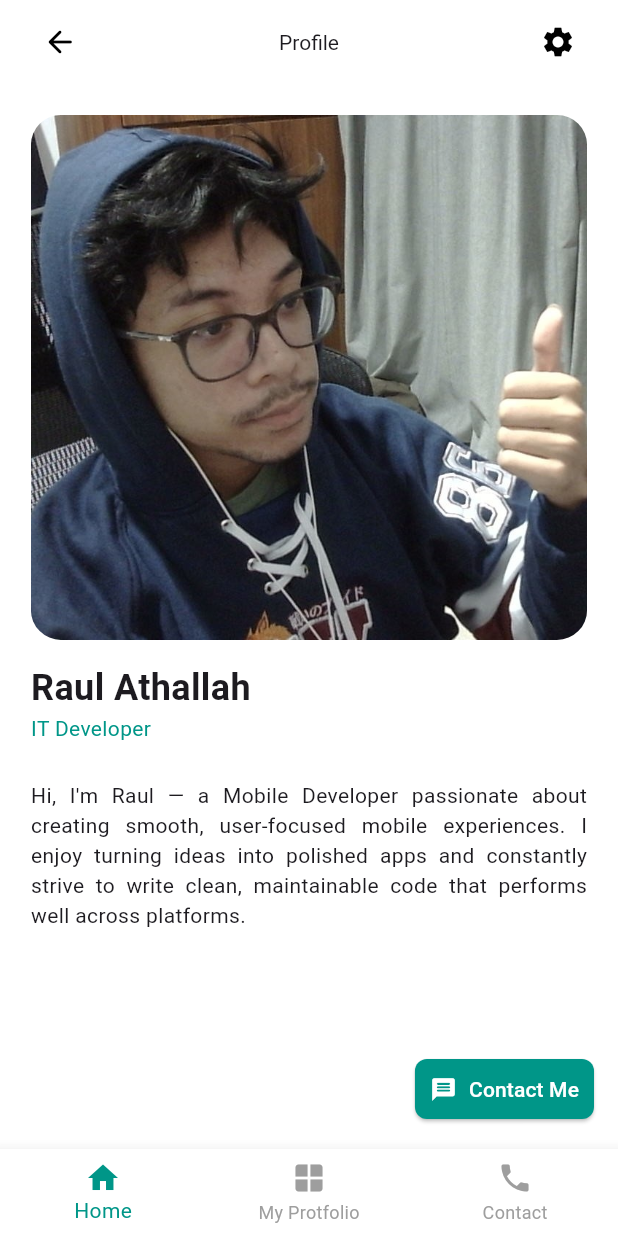
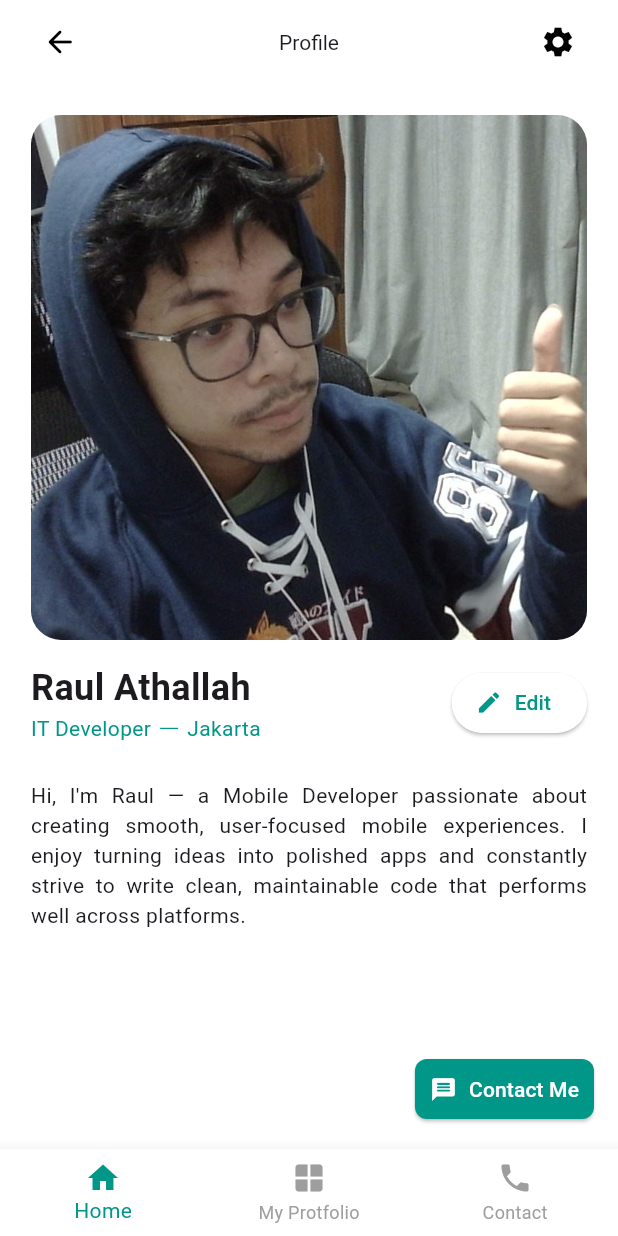
Before and after one commit to raulathallah/flutter-sa-assignment, a Flutter app: the screen it shows after launch, on a phone screen of 412 x 824 dp. Run offline on Flutter 3.47's test engine with Material 3 defaults, Android fonts, the phone set to English and light mode, and no system bars; our stand-ins replace fluttertoast, font_awesome_flutter.

Commit message:
asg 3: flutter toast, edit profile, profile providers

```diff
--- a/lib/main.dart
+++ b/lib/main.dart
@@ -1,12 +1,16 @@
 import 'package:flutter/material.dart';
 import 'package:my_portofolio_app/components/appBar.dart';
 import 'package:my_portofolio_app/models/user.dart';
+import 'package:my_portofolio_app/providers/user_providers.dart';
 import 'package:my_portofolio_app/screen/contact_me_screen.dart';
 import 'package:my_portofolio_app/screen/my_portfolio_screen.dart';
 import 'package:my_portofolio_app/screen/profile_screen.dart';
+import 'package:provider/provider.dart';
 
 void main() {
-  runApp(MyApp());
+  runApp(
+    ChangeNotifierProvider(create: (_) => UserProviders(), child: MyApp()),
+  );
 }
 
 class MyApp extends StatelessWidget {
@@ -29,30 +33,20 @@ class MainScreen extends StatefulWidget {
 
 class _MainScreenState extends State<MainScreen> {
   int _currentIndex = 0;
-
-  User get user => User(
-    name: 'Raul Athallah',
-    profession: 'IT Developer',
-    email: 'raulathallah24@gmail.com',
-    phone: '+62 812-3xxx-7xxx',
-    address: 'Jl. Melati No. 10, Bandung, Jawa Barat',
-    bio:
-        "Hi, I'm Raul — a Mobile Developer passionate about creating smooth, user-focused mobile experiences. I enjoy turning ideas into polished apps and constantly strive to write clean, maintainable code that performs well across platforms.",
-  );
-
   void _changeTab(int index) {
     setState(() => _currentIndex = index);
   }
 
-  List<Widget> get _screens => [
-    ProfileScreen(user: user),
-    MyPortfolioScreen(),
-    ContactMeScreen(user: user),
-  ];
-  final List<String> _titles = ['Profile', 'My Portfolio', 'Contact Me'];
-
   @override
   Widget build(BuildContext context) {
+    final user = context.watch<UserProviders>().user;
+    List<Widget> _screens = [
+      ProfileScreen(user: user),
+      MyPortfolioScreen(),
+      ContactMeScreen(user: user),
+    ];
+    final List<String> _titles = ['Profile', 'My Portfolio', 'Contact Me'];
+
     return Scaffold(
       appBar: buildAppBar(title: _titles[_currentIndex]),
       body: AnimatedSwitcher(
--- a/lib/models/user.dart
+++ b/lib/models/user.dart
@@ -1,10 +1,10 @@
 class User {
-  final String name;
-  final String profession;
-  final String email;
-  final String phone;
-  final String address;
-  final String bio;
+  String name;
+  String profession;
+  String email;
+  String phone;
+  String address;
+  String bio;
 
   User({
     required this.name,
--- /dev/null
+++ b/lib/providers/user_providers.dart
@@ -0,0 +1,31 @@
+import 'package:flutter/foundation.dart';
+import 'package:my_portofolio_app/models/user.dart';
+
+class UserProviders extends ChangeNotifier {
+  final User _user = User(
+    name: 'Raul Athallah',
+    profession: 'IT Developer',
+    email: 'raulathallah24@gmail.com',
+    phone: '+62 812-3xxx-7xxx',
+    address: 'Jakarta',
+    bio:
+        "Hi, I'm Raul — a Mobile Developer passionate about creating smooth, user-focused mobile experiences. I enjoy turning ideas into polished apps and constantly strive to write clean, maintainable code that performs well across platforms.",
+  );
+
+  User get user => _user;
+
+  void updateName(String name) {
+    _user.name = name;
+    notifyListeners();
+  }
+
+  void updatePosition(String position) {
+    _user.profession = position;
+    notifyListeners();
+  }
+
+  void updateLocation(String location) {
+    _user.address = location;
+    notifyListeners();
+  }
+}
--- a/lib/screen/profile_screen.dart
+++ b/lib/screen/profile_screen.dart
@@ -1,5 +1,6 @@
 import 'package:flutter/material.dart';
 import 'package:my_portofolio_app/models/user.dart';
+import 'package:my_portofolio_app/screen/profile_edit_screen.dart';
 
 class ProfileScreen extends StatelessWidget {
   final User user;
@@ -46,6 +47,10 @@ Widget buildProfileHeader(User user, BuildContext context) {
         ),
       ),
       SizedBox(height: 15),
+
+      Row(
+        mainAxisAlignment: MainAxisAlignment.spaceBetween,
+        children: [
           Column(
             crossAxisAlignment: CrossAxisAlignment.start,
             children: [
@@ -53,12 +58,45 @@ Widget buildProfileHeader(User user, BuildContext context) {
                 user.name,
                 style: TextStyle(fontWeight: FontWeight.bold, fontSize: 24),
               ),
+              Row(
+                spacing: 6,
+                children: [
                   Text(
                     user.profession,
                     style: TextStyle(fontSize: 14, color: Colors.teal),
                   ),
+                  Container(height: 0.8, width: 12, color: Colors.teal),
+                  Text(
+                    user.address,
+                    style: TextStyle(fontSize: 14, color: Colors.teal),
+                  ),
                 ],
               ),
+            ],
+          ),
+          ElevatedButton.icon(
+            onPressed: () {
+              Navigator.push(
+                context,
+                MaterialPageRoute(
+                  builder: (_) => ProfileEditScreen(
+                    currentName: user.name,
+                    currentPosition: user.profession,
+                    currentLocation: user.address,
+                  ),
+                ),
+              );
+            },
+            style: ElevatedButton.styleFrom(
+              backgroundColor: Colors.white,
+              foregroundColor: Colors.teal,
+            ),
+            icon: Icon(Icons.edit),
+            label: Text('Edit'),
+          ),
+        ],
+      ),
+
       SizedBox(height: 15),
     ],
   );
--- a/pubspec.yaml
+++ b/pubspec.yaml
@@ -31,7 +31,8 @@ dependencies:
   flutter:
     sdk: flutter
   font_awesome_flutter: ^10.7.0
-
+  provider: ^6.1.1
+  fluttertoast: ^8.2.4
   # The following adds the Cupertino Icons font to your application.
   # Use with the CupertinoIcons class for iOS style icons.
   cupertino_icons: ^1.0.8
```
Also changed, not shown: lib/screen/profile_edit_screen.dart (added, +78 -0 lines), lib/widgets/custom_toast.dart (added, +14 -0 lines), pubspec.lock. Lines whose indentation alone changed are shown as unchanged.
